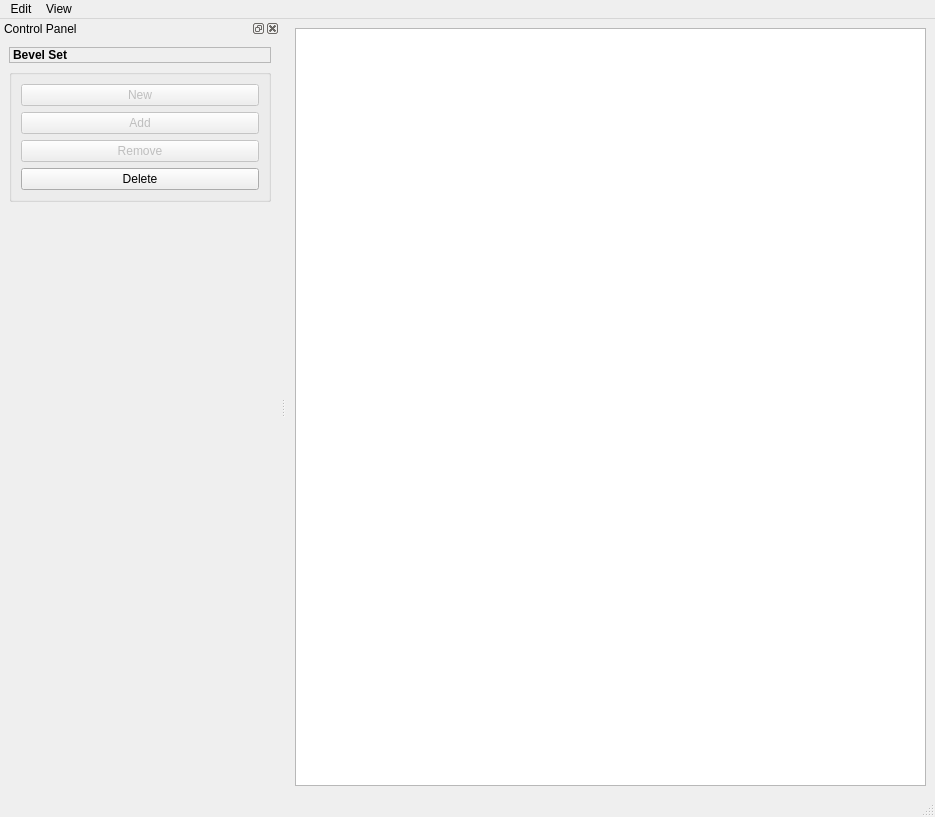
Qt form maya_script/BevelTool/src/Qt/UI/MWBevelToolMainWindow_io.ui (FengYusheng/MyUtils) before a commit.
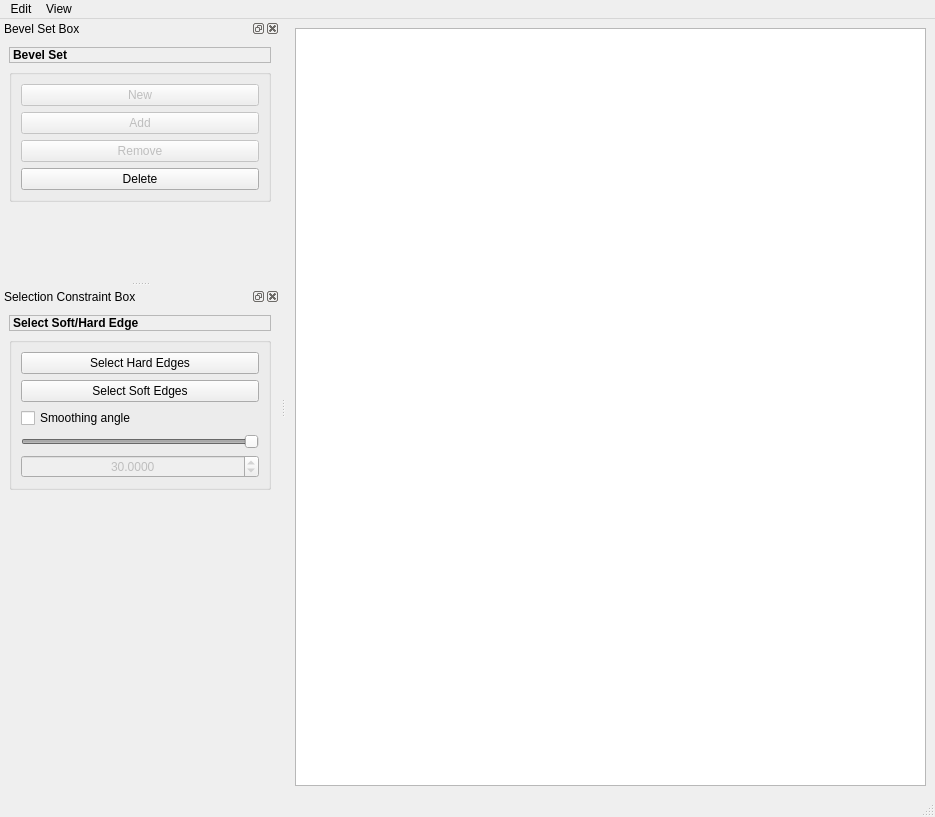
The same form after that commit.

Patch:
```diff
--- a/maya_script/BevelTool/src/Qt/UI/MWBevelToolMainWindow_io.ui
+++ b/maya_script/BevelTool/src/Qt/UI/MWBevelToolMainWindow_io.ui
@@ -77,7 +77,7 @@
     </size>
    </property>
    <property name="windowTitle">
-    <string>Control Panel</string>
+    <string>Bevel Set Box</string>
    </property>
    <attribute name="dockWidgetArea">
     <number>1</number>
@@ -159,6 +159,115 @@
     </layout>
    </widget>
   </widget>
+  <widget class="QDockWidget" name="selectionConstraintDock">
+   <property name="minimumSize">
+    <size>
+     <width>280</width>
+     <height>508</height>
+    </size>
+   </property>
+   <property name="windowTitle">
+    <string>Selection Constraint Box</string>
+   </property>
+   <attribute name="dockWidgetArea">
+    <number>1</number>
+   </attribute>
+   <widget class="QWidget" name="dockWidgetContents_2">
+    <layout class="QVBoxLayout" name="verticalLayout_4">
+     <item>
+      <widget class="QLabel" name="selectionLabel">
+       <property name="frameShape">
+        <enum>QFrame::StyledPanel</enum>
+       </property>
+       <property name="text">
+        <string>&lt;html&gt;&lt;head/&gt;&lt;body&gt;&lt;p&gt;&lt;span style=&quot; font-weight:600;&quot;&gt;Select Soft/Hard Edge&lt;/span&gt;&lt;/p&gt;&lt;/body&gt;&lt;/html&gt;</string>
+       </property>
+      </widget>
+     </item>
+     <item>
+      <widget class="QGroupBox" name="selectionConstraintGroupBox">
+       <property name="title">
+        <string/>
+       </property>
+       <property name="flat">
+        <bool>true</bool>
+       </property>
+       <layout class="QVBoxLayout" name="verticalLayout_3">
+        <item>
+         <widget class="QPushButton" name="selectHardEdgesButton">
+          <property name="text">
+           <string>Select Hard Edges</string>
+          </property>
+         </widget>
+        </item>
+        <item>
+         <widget class="QPushButton" name="selectSoftEdgesButton">
+          <property name="text">
+           <string>Select Soft Edges</string>
+          </property>
+         </widget>
+        </item>
+        <item>
+         <widget class="QCheckBox" name="smoothingAngleCheckBox">
+          <property name="text">
+           <string>Smoothing angle</string>
+          </property>
+         </widget>
+        </item>
+        <item>
+         <widget class="QSlider" name="smoothingAngleSlider">
+          <property name="enabled">
+           <bool>false</bool>
+          </property>
+          <property name="maximum">
+           <number>1800000</number>
+          </property>
+          <property name="value">
+           <number>300000</number>
+          </property>
+          <property name="orientation">
+           <enum>Qt::Horizontal</enum>
+          </property>
+         </widget>
+        </item>
+        <item>
+         <widget class="QDoubleSpinBox" name="smoothingAngleSpinBox">
+          <property name="enabled">
+           <bool>false</bool>
+          </property>
+          <property name="alignment">
+           <set>Qt::AlignCenter</set>
+          </property>
+          <property name="decimals">
+           <number>4</number>
+          </property>
+          <property name="maximum">
+           <double>180.000000000000000</double>
+          </property>
+          <property name="value">
+           <double>30.000000000000000</double>
+          </property>
+         </widget>
+        </item>
+       </layout>
+      </widget>
+     </item>
+     <item>
+      <spacer name="verticalSpacer_2">
+       <property name="orientation">
+        <enum>Qt::Vertical</enum>
+       </property>
+       <property name="sizeHint" stdset="0">
+        <size>
+         <width>20</width>
+         <height>289</height>
+        </size>
+       </property>
+      </spacer>
+     </item>
+    </layout>
+   </widget>
+  </widget>
   <action name="finishBevelAction">
    <property name="text">
     <string>Finish Bevel</string>
```
Left out of the diff: 4 changed lines with no effect on the pictures.
